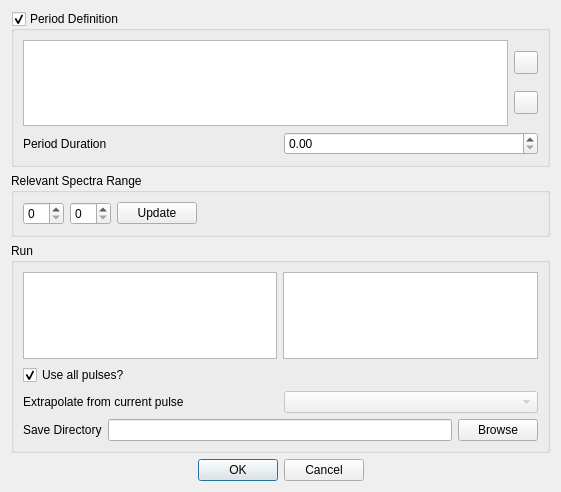
Qt form gudpy/gui/widgets/ui_files/modulationExcitationDialog.ui (disorderedmaterials/GudPy) before a commit.
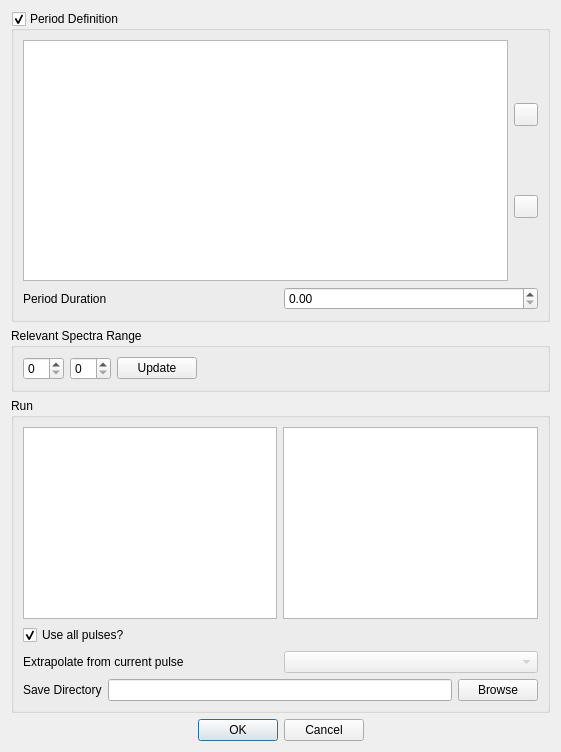
The same form after that commit. Icons and pictures are not drawn. Custom widgets are drawn as their Qt base class.

Commit message: feat: write out modex file and run from main window.

What changed in the file:
```diff
--- a/gudpy/gui/widgets/ui_files/modulationExcitationDialog.ui
+++ b/gudpy/gui/widgets/ui_files/modulationExcitationDialog.ui
@@ -7,7 +7,7 @@
     <x>0</x>
     <y>0</y>
     <width>561</width>
-    <height>492</height>
+    <height>752</height>
    </rect>
   </property>
   <property name="windowTitle">
```
The commit also changes 3 other files.
